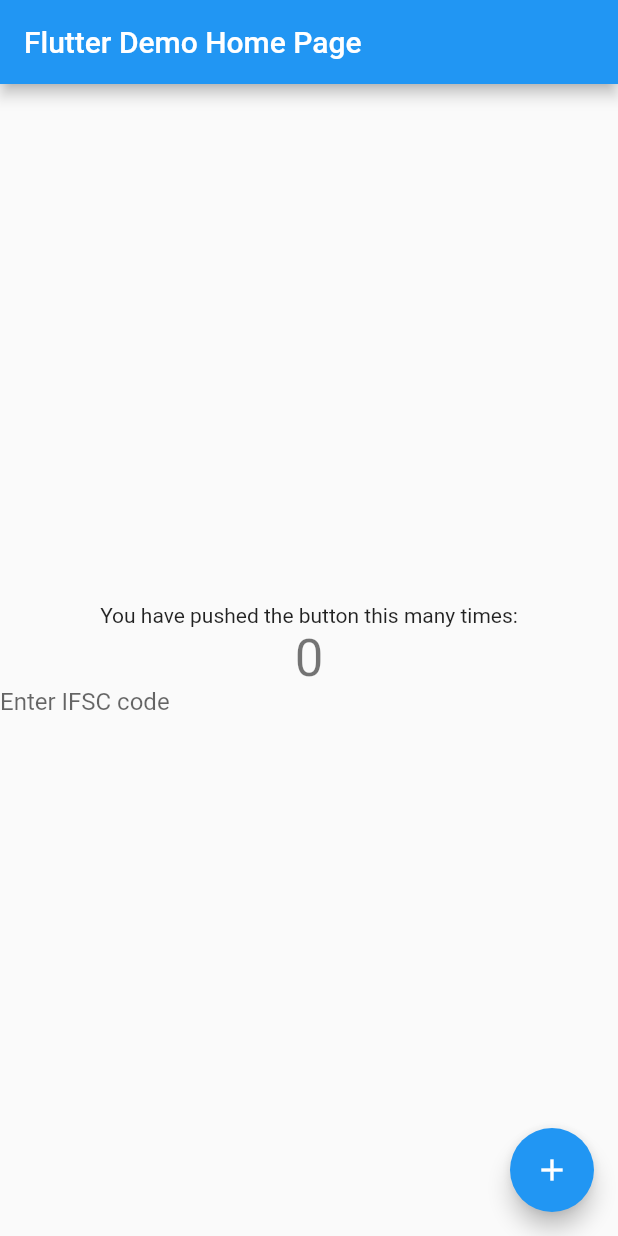
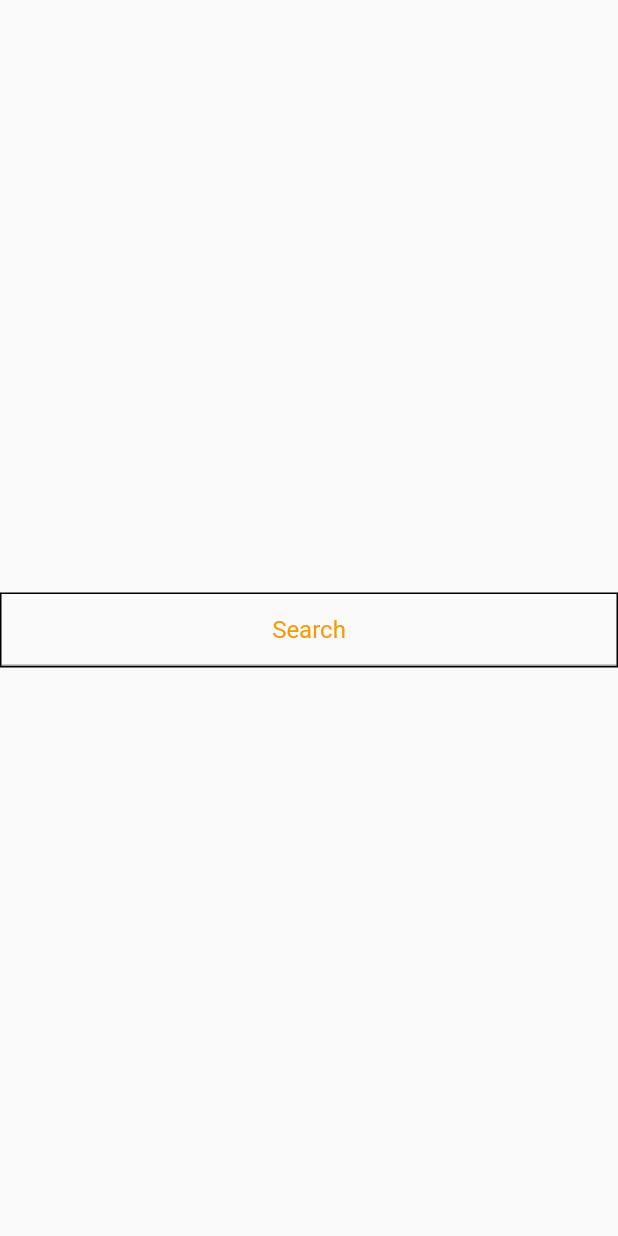
Before and after one commit to anandmali/IFSCToolkit, a Flutter app: the screen it shows after launch, on a phone screen of 412 x 824 dp. Run offline on Flutter 3.47's test engine with Material 2 defaults, Android fonts, the phone set to English and light mode, and no system bars.

Commit message:
added a searchview

```diff
--- a/lib/main.dart
+++ b/lib/main.dart
@@ -10,111 +10,72 @@
   Widget build(BuildContext context) {
     return MaterialApp(
       title: 'Flutter Demo',
-      theme: ThemeData(
-        // This is the theme of your application.
-        //
-        // Try running your application with "flutter run". You'll see the
-        // application has a blue toolbar. Then, without quitting the app, try
-        // changing the primarySwatch below to Colors.green and then invoke
-        // "hot reload" (press "r" in the console where you ran "flutter run",
-        // or simply save your changes to "hot reload" in a Flutter IDE).
-        // Notice that the counter didn't reset back to zero; the application
-        // is not restarted.
-        primarySwatch: Colors.blue,
-      ),
-      home: MyHomePage(title: 'Flutter Demo Home Page'),
+      theme: ThemeData(),
+      home: MyHomePage(),
+      debugShowCheckedModeBanner: false,
     );
   }
 }
 
 class MyHomePage extends StatefulWidget {
-  MyHomePage({Key? key, required this.title}) : super(key: key);
-
-  // This widget is the home page of your application. It is stateful, meaning
-  // that it has a State object (defined below) that contains fields that affect
-  // how it looks.
-
-  // This class is the configuration for the state. It holds the values (in this
-  // case the title) provided by the parent (in this case the App widget) and
-  // used by the build method of the State. Fields in a Widget subclass are
-  // always marked "final".
-
-  final String title;
+  MyHomePage({Key? key}) : super(key: key);
 
   @override
   _MyHomePageState createState() => _MyHomePageState();
 }
 
 class _MyHomePageState extends State<MyHomePage> {
-  int _counter = 0;
+  String _query = ""; //Holder for search text
 
-  void _incrementCounter() {
-    setState(() {
-      // This call to setState tells the Flutter framework that something has
-      // changed in this State, which causes it to rerun the build method below
-      // so that the display can reflect the updated values. If we changed
-      // _counter without calling setState(), then the build method would not be
-      // called again, and so nothing would appear to happen.
-      _counter++;
+  final _searchViewController = TextEditingController();
+
+  void _performSearch() {
+    _searchViewController.addListener(() {
+      setState(() {
+        if (_searchViewController.text.isEmpty) {
+          _query = "Nothing to search";
+        } else {
+          _query = _searchViewController.text;
+        }
+      });
     });
   }
 
   @override
+  void initState() {
+    super.initState();
+    // Start listening to changes.
+    _searchViewController.addListener(_performSearch);
+  }
+
+  @override
   Widget build(BuildContext context) {
-    // This method is rerun every time setState is called, for instance as done
-    // by the _incrementCounter method above.
-    //
-    // The Flutter framework has been optimized to make rerunning build methods
-    // fast, so that you can just rebuild anything that needs updating rather
-    // than having to individually change instances of widgets.
     return Scaffold(
-      appBar: AppBar(
-        // Here we take the value from the MyHomePage object that was created by
-        // the App.build method, and use it to set our appbar title.
-        title: Text(widget.title),
-      ),
       body: Center(
-        // Center is a layout widget. It takes a single child and positions it
-        // in the middle of the parent.
         child: Column(
-          // Column is also a layout widget. It takes a list of children and
-          // arranges them vertically. By default, it sizes itself to fit its
-          // children horizontally, and tries to be as tall as its parent.
-          //
-          // Invoke "debug painting" (press "p" in the console, choose the
-          // "Toggle Debug Paint" action from the Flutter Inspector in Android
-          // Studio, or the "Toggle Debug Paint" command in Visual Studio Code)
-          // to see the wireframe for each widget.
-          //
-          // Column has various properties to control how it sizes itself and
-          // how it positions its children. Here we use mainAxisAlignment to
-          // center the children vertically; the main axis here is the vertical
-          // axis because Columns are vertical (the cross axis would be
-          // horizontal).
           mainAxisAlignment: MainAxisAlignment.center,
           children: <Widget>[
             Text(
-              'You have pushed the button this many times:',
+              '$_query',
             ),
-            Text(
-              '$_counter',
-              style: Theme.of(context).textTheme.headline4,
-            ),
-            TextField(
-                controller: _textController,
-                decoration: InputDecoration.collapsed(
-                    hintText: 'Enter IFSC code')
-            )
+            _createSearchView(), //Search view demo
           ],
         ),
       ),
-      floatingActionButton: FloatingActionButton(
-        onPressed: _incrementCounter,
-        tooltip: 'Increment',
-        child: Icon(Icons.add),
-      ), // This trailing comma makes auto-formatting nicer for build methods.
     );
   }
 
-  final _textController = TextEditingController();
+  Widget _createSearchView() {
+    return new Container(
+      decoration: BoxDecoration(border: Border.all(width: 1.0)),
+      child: new TextField(
+        controller: _searchViewController,
+        decoration: InputDecoration(
+          hintText: "Search",
+          hintStyle: new TextStyle(color: Colors.orange),
+        ),
+        textAlign: TextAlign.center,
+      ),
+    );
+  }
 }
```
